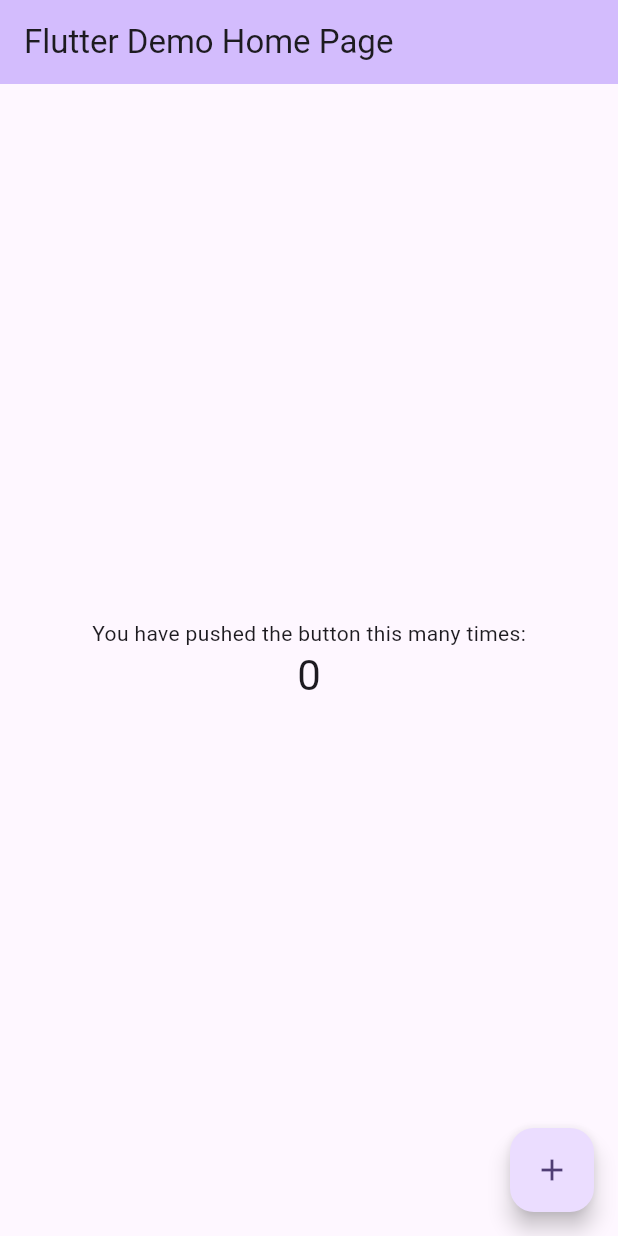
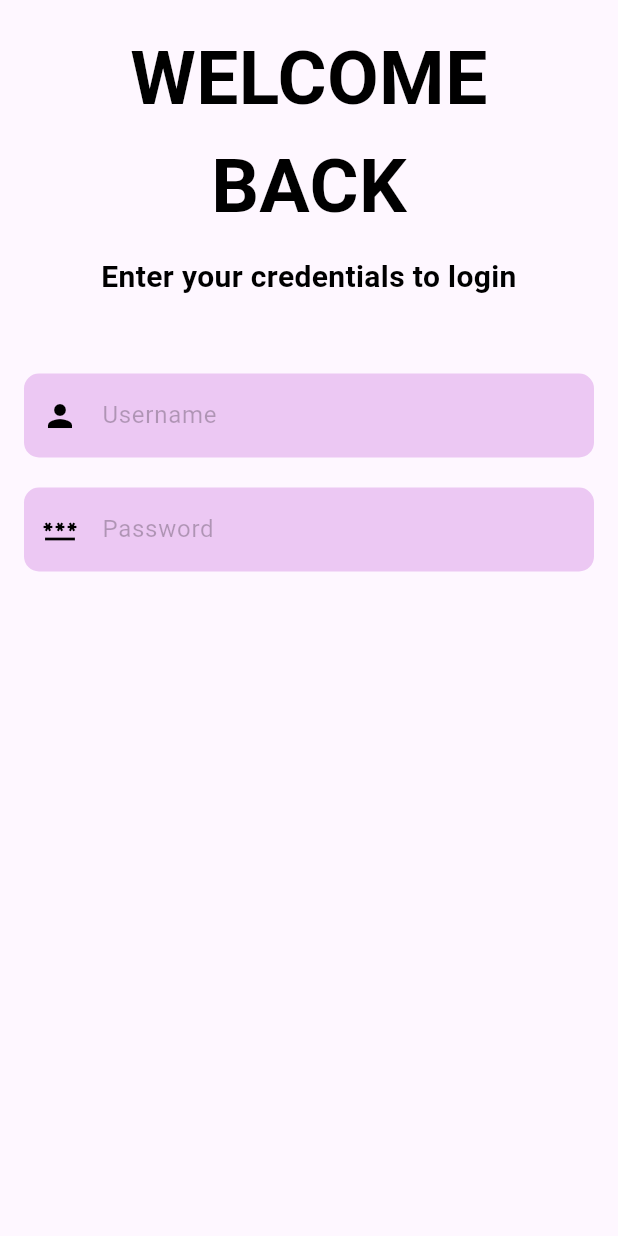
Before and after one commit to Yadu807/flutter_registration, a Flutter app: the screen it shows after launch, on a phone screen of 412 x 824 dp. Run offline on Flutter 3.47's test engine with Material 3 defaults, Android fonts, the phone set to English and light mode, and no system bars; our stand-ins replace firebase_core; accounts and stored records are empty.

Commit message:
registration

```diff
--- a/lib/main.dart
+++ b/lib/main.dart
@@ -1,125 +1,6 @@
 import 'package:flutter/material.dart';
+import 'package:flutter_registration/registrationscreen.dart';
 
 void main() {
-  runApp(const MyApp());
+  runApp(MaterialApp(home: Registrationpage(),));
 }
-
-class MyApp extends StatelessWidget {
-  const MyApp({super.key});
-
-  // This widget is the root of your application.
-  @override
-  Widget build(BuildContext context) {
-    return MaterialApp(
-      title: 'Flutter Demo',
-      theme: ThemeData(
-        // This is the theme of your application.
-        //
-        // TRY THIS: Try running your application with "flutter run". You'll see
-        // the application has a purple toolbar. Then, without quitting the app,
-        // try changing the seedColor in the colorScheme below to Colors.green
-        // and then invoke "hot reload" (save your changes or press the "hot
-        // reload" button in a Flutter-supported IDE, or press "r" if you used
-        // the command line to start the app).
-        //
-        // Notice that the counter didn't reset back to zero; the application
-        // state is not lost during the reload. To reset the state, use hot
-        // restart instead.
-        //
-        // This works for code too, not just values: Most code changes can be
-        // tested with just a hot reload.
-        colorScheme: ColorScheme.fromSeed(seedColor: Colors.deepPurple),
-        useMaterial3: true,
-      ),
-      home: const MyHomePage(title: 'Flutter Demo Home Page'),
-    );
-  }
-}
-
-class MyHomePage extends StatefulWidget {
-  const MyHomePage({super.key, required this.title});
-
-  // This widget is the home page of your application. It is stateful, meaning
-  // that it has a State object (defined below) that contains fields that affect
-  // how it looks.
-
-  // This class is the configuration for the state. It holds the values (in this
-  // case the title) provided by the parent (in this case the App widget) and
-  // used by the build method of the State. Fields in a Widget subclass are
-  // always marked "final".
-
-  final String title;
-
-  @override
-  State<MyHomePage> createState() => _MyHomePageState();
-}
-
-class _MyHomePageState extends State<MyHomePage> {
-  int _counter = 0;
-
-  void _incrementCounter() {
-    setState(() {
-      // This call to setState tells the Flutter framework that something has
-      // changed in this State, which causes it to rerun the build method below
-      // so that the display can reflect the updated values. If we changed
-      // _counter without calling setState(), then the build method would not be
-      // called again, and so nothing would appear to happen.
-      _counter++;
-    });
-  }
-
-  @override
-  Widget build(BuildContext context) {
-    // This method is rerun every time setState is called, for instance as done
-    // by the _incrementCounter method above.
-    //
-    // The Flutter framework has been optimized to make rerunning build methods
-    // fast, so that you can just rebuild anything that needs updating rather
-    // than having to individually change instances of widgets.
-    return Scaffold(
-      appBar: AppBar(
-        // TRY THIS: Try changing the color here to a specific color (to
-        // Colors.amber, perhaps?) and trigger a hot reload to see the AppBar
-        // change color while the other colors stay the same.
-        backgroundColor: Theme.of(context).colorScheme.inversePrimary,
-        // Here we take the value from the MyHomePage object that was created by
-        // the App.build method, and use it to set our appbar title.
-        title: Text(widget.title),
-      ),
-      body: Center(
-        // Center is a layout widget. It takes a single child and positions it
-        // in the middle of the parent.
-        child: Column(
-          // Column is also a layout widget. It takes a list of children and
-          // arranges them vertically. By default, it sizes itself to fit its
-          // children horizontally, and tries to be as tall as its parent.
-          //
-          // Column has various properties to control how it sizes itself and
-          // how it positions its children. Here we use mainAxisAlignment to
-          // center the children vertically; the main axis here is the vertical
-          // axis because Columns are vertical (the cross axis would be
-          // horizontal).
-          //
-          // TRY THIS: Invoke "debug painting" (choose the "Toggle Debug Paint"
-          // action in the IDE, or press "p" in the console), to see the
-          // wireframe for each widget.
-          mainAxisAlignment: MainAxisAlignment.center,
-          children: <Widget>[
-            const Text(
-              'You have pushed the button this many times:',
-            ),
-            Text(
-              '$_counter',
-              style: Theme.of(context).textTheme.headlineMedium,
-            ),
-          ],
-        ),
-      ),
-      floatingActionButton: FloatingActionButton(
-        onPressed: _incrementCounter,
-        tooltip: 'Increment',
-        child: const Icon(Icons.add),
-      ), // This trailing comma makes auto-formatting nicer for build methods.
-    );
-  }
-}
--- /dev/null
+++ b/lib/registrationscreen.dart
@@ -0,0 +1,91 @@
+import 'package:flutter/material.dart';
+
+class Registrationpage extends StatelessWidget {
+  const Registrationpage({super.key});
+
+  @override
+  Widget build(BuildContext context) {
+    // Create focus nodes
+    final usernameFocusNode = FocusNode();
+    final passwordFocusNode = FocusNode();
+
+    return Scaffold(
+      body: SafeArea(
+        child: SingleChildScrollView(
+          child: Padding(
+            padding: const EdgeInsets.all(16.0),
+            child: Column(
+              crossAxisAlignment: CrossAxisAlignment.stretch,
+              children: [
+                Text(
+                  "WELCOME BACK",
+                  textAlign: TextAlign.center,
+                  style: TextStyle(
+                    color: Colors.black,
+                    fontSize: 50,
+                    fontWeight: FontWeight.bold,
+                  ),
+                ),
+                const SizedBox(height: 10),
+                Text(
+                  "Enter your credentials to login",
+                  textAlign: TextAlign.center,
+                  style: TextStyle(
+                    color: Colors.black,
+                    fontSize: 20,
+                    fontWeight: FontWeight.bold,
+                  ),
+                ),
+                const SizedBox(height: 50),
+                TextField(
+                  focusNode: usernameFocusNode,
+                  decoration: InputDecoration(
+                    filled: true,
+                    fillColor: const Color.fromARGB(255, 236, 200, 243),
+                    hintText: "Username",
+                    hintStyle: const TextStyle(color: Colors.black26),
+                    prefixIcon: const Icon(
+                      Icons.person,
+                      color: Colors.black,
+                    ),
+                    border: OutlineInputBorder(
+                      borderRadius: BorderRadius.circular(10),
+                      borderSide: BorderSide.none,
+                    ),
+                  ),
+                  onEditingComplete: () {
+                    // Move focus to the next field
+                    FocusScope.of(context).requestFocus(passwordFocusNode);
+                  },
+                ),
+                const SizedBox(height: 20),
+                TextField(
+  focusNode: passwordFocusNode,
+  obscureText: true, // Masks the input for password
+  decoration: InputDecoration(
+    filled: true,
+    fillColor: const Color.fromARGB(255, 236, 200, 243),
+    hintText: "Password",
+    hintStyle: const TextStyle(color: Colors.black26),
+    prefixIcon: const Icon(
+      Icons.password,
+      color: Colors.black,
+    ),
+    border: OutlineInputBorder(
+      borderRadius: BorderRadius.circular(10),
+      borderSide: BorderSide.none,
+    ),
+  ),
+  onEditingComplete: () {
+    FocusScope.of(context).unfocus(); // Dismiss keyboard
+  },
+)
+
+              ],
+            ),
+          ),
+        ),
+      ),
+    );
+  }
+}
--- a/pubspec.yaml
+++ b/pubspec.yaml
@@ -34,6 +34,7 @@ dependencies:
   # The following adds the Cupertino Icons font to your application.
   # Use with the CupertinoIcons class for iOS style icons.
   cupertino_icons: ^1.0.8
+  firebase_core: ^3.9.0
 
 dev_dependencies:
   flutter_test:
```
Also changed, not shown: firebase.json (added), lib/firebase_options.dart (added), pubspec.lock, 6 other files.
